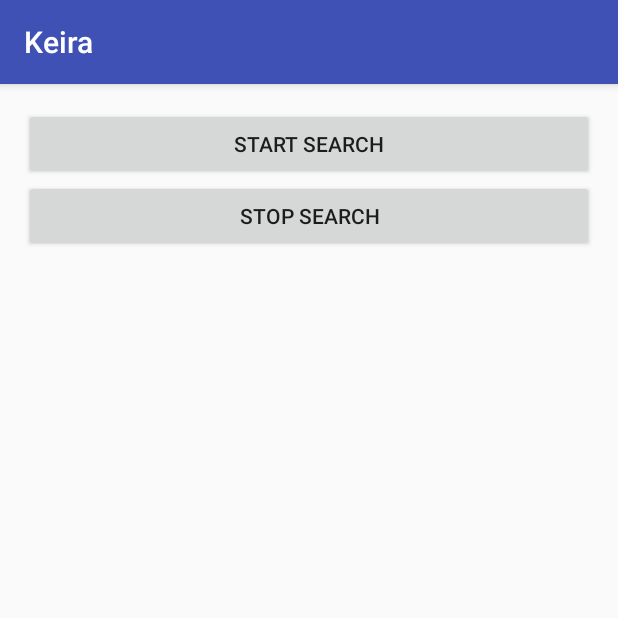
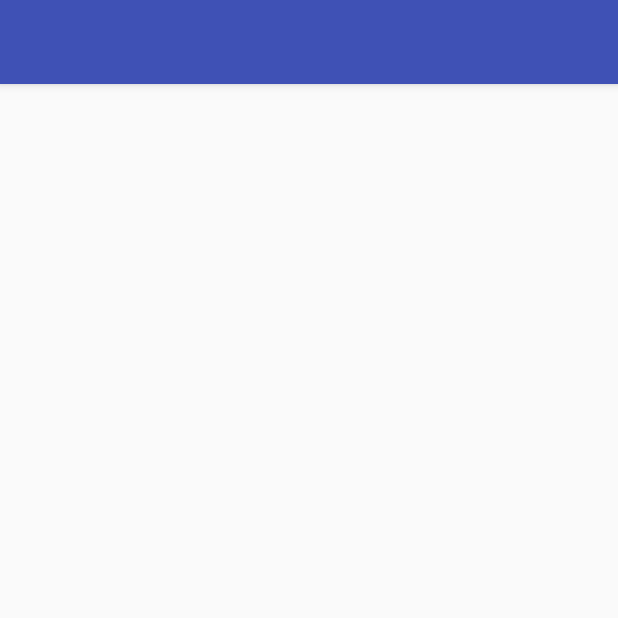
Before and after one commit to robertkarklinsh/Keira, an Android app: the screen it shows after launch (MainActivity), on a phone screen of 412 x 824 dp, the top half of it. Run offline under Robolectric (Android 15) with nearby library versions, the phone set to English and light mode, and no system bars; libraries missing offline, so code that uses them is left out: com.mikepenz.materialdrawer, com.squareup.otto; 3 statements that could not run were skipped.

Commit message:
[ui] main structure application

```diff
--- a/app/src/main/java/com/gattaca/team/ui/activity/MainActivity.java
+++ b/app/src/main/java/com/gattaca/team/ui/activity/MainActivity.java
@@ -6,33 +6,45 @@ import android.support.v7.widget.Toolbar;
 import android.util.Log;
 import android.view.View;
 
-import com.gattaca.team.MainApplication;
 import com.gattaca.team.R;
 import com.gattaca.team.service.SensorData;
+import com.mikepenz.materialdrawer.Drawer;
+import com.mikepenz.materialdrawer.DrawerBuilder;
+import com.mikepenz.materialdrawer.model.PrimaryDrawerItem;
+import com.mikepenz.materialdrawer.model.interfaces.IDrawerItem;
 import com.squareup.otto.Subscribe;
 
 
-public class MainActivity extends AppCompatActivity {
+public class MainActivity extends AppCompatActivity implements Drawer.OnDrawerItemClickListener {
     @Override
     protected void onCreate(Bundle savedInstanceState) {
         super.onCreate(savedInstanceState);
-
         setContentView(R.layout.activity_main);
-        Toolbar toolbar = (Toolbar) findViewById(R.id.toolbar);
-        setSupportActionBar(toolbar);
-
-        findViewById(R.id.startSearch).setOnClickListener(new View.OnClickListener() {
-            @Override
-            public void onClick(View v) {
-                MainApplication.getServiceConnectionImpl().startConnection();
-            }
-        });
-        findViewById(R.id.stopSearch).setOnClickListener(new View.OnClickListener() {
-            @Override
-            public void onClick(View v) {
-                MainApplication.getServiceConnectionImpl().stopConnection();
-            }
-        });
+        final Toolbar toolbar = (Toolbar) findViewById(R.id.toolbar);
+        new DrawerBuilder()
+                .withActivity(this)
+                .withToolbar(toolbar)
+                .withActionBarDrawerToggle(true)
+                .addDrawerItems(
+                        new PrimaryDrawerItem()
+                                .withName(R.string.navigation_item_1)
+                                .withIcon(R.mipmap.ic_launcher)
+                                .withIdentifier(R.id.navigation_action_1),
+                        new PrimaryDrawerItem()
+                                .withName(R.string.navigation_item_2)
+                                .withIcon(R.mipmap.ic_launcher)
+                                .withIdentifier(R.id.navigation_action_2),
+                        new PrimaryDrawerItem()
+                                .withName(R.string.navigation_item_3)
+                                .withIcon(R.mipmap.ic_launcher)
+                                .withIdentifier(R.id.navigation_action_3),
+                        new PrimaryDrawerItem()
+                                .withName(R.string.navigation_item_4)
+                                .withIcon(R.mipmap.ic_launcher)
+                                .withIdentifier(R.id.navigation_action_4)
+                )
+                .withOnDrawerItemClickListener(this)
+                .build();
     }
 
     @Subscribe
@@ -53,4 +65,9 @@ public class MainActivity extends AppCompatActivity {
             }
         });*/
     }
+
+    @Override
+    public boolean onItemClick(View view, int position, IDrawerItem drawerItem) {
+        return false;
+    }
 }
--- a/app/src/main/java/com/gattaca/team/ui/adapter/CategoriesAdapter.java
+++ b/app/src/main/java/com/gattaca/team/ui/adapter/CategoriesAdapter.java
@@ -8,14 +8,10 @@ import android.view.View;
 import android.view.ViewGroup;
 import android.widget.TextView;
 
-import com.gattaca.team.R;
 import com.gattaca.team.ui.model.Category;
 
 import java.util.ArrayList;
 
-/**
- * Created by Robert on 28.08.2016.
- */
 public class CategoriesAdapter extends RecyclerView.Adapter<CategoriesAdapter.ViewHolder> {
 
     ArrayList<Category> categories;
@@ -51,8 +47,6 @@ public class CategoriesAdapter extends RecyclerView.Adapter<CategoriesAdapter.Vi
 
         public ViewHolder(View itemView) {
             super(itemView);
-            nameCategory = ((TextView) itemView.findViewById(R.id.category_name));
-            itemCounter = ((TextView) itemView.findViewById(R.id.item_counter));
         }
     }
 }
--- a/app/src/main/res/layout/content_main.xml
+++ b/app/src/main/res/layout/content_main.xml
@@ -12,16 +12,4 @@
     tools:context="com.gattaca.team.ui.activity.MainActivity"
     tools:showIn="@layout/activity_main">
 
-    <Button
-        android:id="@+id/startSearch"
-        android:layout_width="match_parent"
-        android:layout_height="wrap_content"
-        android:text="Start search" />
-
-    <Button
-        android:id="@+id/stopSearch"
-        android:layout_width="match_parent"
-        android:layout_height="wrap_content"
-        android:layout_below="@+id/startSearch"
-        android:text="Stop search" />
 </RelativeLayout>
--- a/app/src/main/res/values-v21/styles.xml
+++ /dev/null
@@ -1,9 +0,0 @@
-<resources>
-
-    <style name="AppTheme.NoActionBar">
-        <item name="windowActionBar">false</item>
-        <item name="windowNoTitle">true</item>
-        <item name="android:windowDrawsSystemBarBackgrounds">true</item>
-        <item name="android:statusBarColor">@android:color/transparent</item>
-    </style>
-</resources>
--- a/app/src/main/res/values-w820dp/dimens.xml
+++ /dev/null
@@ -1,6 +0,0 @@
-<resources>
-    <!-- Example customization of dimensions originally defined in res/values/dimens.xml
-         (such as screen margins) for screens with more than 820dp of available width. This
-         would include 7" and 10" devices in landscape (~960dp and ~1280dp respectively). -->
-    <dimen name="activity_horizontal_margin">64dp</dimen>
-</resources>
--- /dev/null
+++ b/app/src/main/res/values/ids.xml
@@ -0,0 +1,7 @@
+<?xml version="1.0" encoding="utf-8"?>
+<resources>
+    <item name="navigation_action_1" type="id" />
+    <item name="navigation_action_2" type="id" />
+    <item name="navigation_action_3" type="id" />
+    <item name="navigation_action_4" type="id" />
+</resources>
--- a/app/src/main/res/values/strings.xml
+++ b/app/src/main/res/values/strings.xml
@@ -1,4 +1,7 @@
 <resources>
     <string name="app_name">Keira</string>
-    <string name="action_settings">Settings</string>
+    <string name="navigation_item_1">Лента событий</string>
+    <string name="navigation_item_2">Трекер</string>
+    <string name="navigation_item_3">Монитор</string>
+    <string name="navigation_item_4">Банк данных</string>
 </resources>
```
Also changed, not shown: app/build.gradle (+8 -13 lines), app/src/main/java/com/gattaca/team/utils/DateTimeUtils.java (deleted, +0 -28 lines), app/src/main/java/com/gattaca/team/utils/ObservationInfo.java (deleted, +0 -24 lines), app/src/main/res/layout/data_bank_category.xml (deleted, +0 -18 lines), app/src/main/res/menu/menu_main.xml (deleted, +0 -10 lines).
